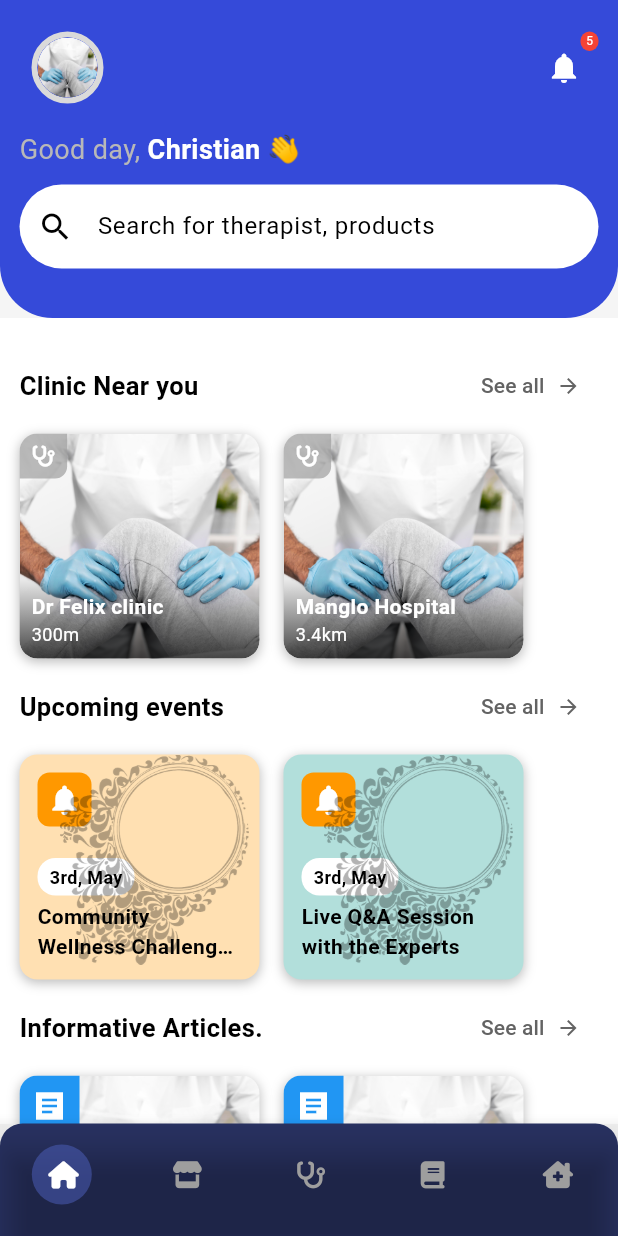
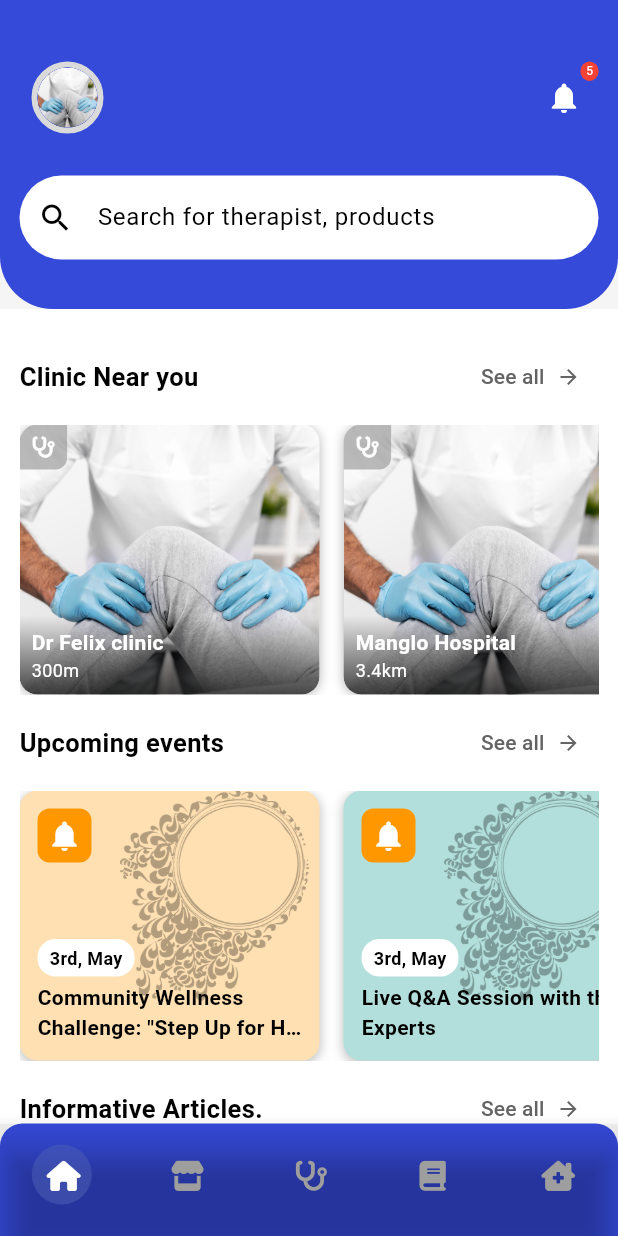
Before and after one commit to lotas1/physio-digital, a Flutter app: the screen it shows once a user with an empty profile is signed in, on a phone screen of 412 x 824 dp. Run offline on Flutter 3.47's test engine with Material 3 defaults, Android fonts, the light colour scheme and no system bars; our stand-ins replace firebase_auth, firebase_core, font_awesome_flutter, get, shared_preferences; accounts and stored records are empty.

Commit message:
done with login and sign up

```diff
--- a/lib/main.dart
+++ b/lib/main.dart
@@ -3,7 +3,7 @@ import 'package:flutter/material.dart';
 import 'package:get/get.dart';
 import 'package:physio_digital/auth/auth_gate.dart';
 import 'package:physio_digital/bindings/registration_binding.dart';
-// import 'package:physio_digital/controllers/home_controller.dart';
+import 'package:physio_digital/controllers/home_controller.dart';
 import 'package:physio_digital/firebase_options.dart';
 import 'package:physio_digital/themes/light_mode.dart';
 import 'package:physio_digital/view/clinics/clinic.dart';
@@ -24,7 +24,7 @@ class MyApp extends StatelessWidget {
   // This widget is the root of your application.
   @override
   Widget build(BuildContext context) {
-    // final HomeController homeController = Get.put(HomeController());
+    final HomeController homeController = Get.put(HomeController());
 
     return GetMaterialApp(
       debugShowCheckedModeBanner: false,
--- a/lib/themes/light_mode.dart
+++ b/lib/themes/light_mode.dart
@@ -7,5 +7,8 @@ ThemeData lightMode = ThemeData(
     secondary: Colors.grey.shade700,
     tertiary: Colors.red,
     inversePrimary: const Color.fromARGB(106, 53, 75, 217),
+
+    // deepSecondary: Colors.black,
+
   ),
 );
--- a/lib/view/home/buttom_bar.dart
+++ b/lib/view/home/buttom_bar.dart
@@ -15,13 +15,13 @@ class CustomBottomNavigationBar extends StatelessWidget {
 
   @override
   Widget build(BuildContext context) {
-    final HomeController homeController = Get.find();
+    final HomeController homeController = Get.find<HomeController>();
 
     return Obx(
       () =>  Container(
       height: 75.0,
-      decoration: const BoxDecoration(
-        color: Color.fromARGB(255, 41, 51, 100),
+      decoration: BoxDecoration(
+        color: Theme.of(context).colorScheme.primary,
         borderRadius: BorderRadius.only(
           topLeft: Radius.circular(15),
           topRight: Radius.circular(15),
@@ -71,7 +71,7 @@ class CustomBottomNavigationBar extends StatelessWidget {
             ),
           ],
           selectedItemColor: Colors.white,
-          unselectedItemColor: Colors.grey,
+          // unselectedItemColor: Colors.grey,
           backgroundColor: Colors.transparent,
           type: BottomNavigationBarType.fixed,
           showSelectedLabels: false,
@@ -109,7 +109,7 @@ class CustomIcon extends StatelessWidget {
           ),
         Icon(
           icon,
-          size: 18,
+          size: 20,
           color: isActive ? Colors.white : Colors.grey,
         ),
       ],
--- a/lib/view/home/clinic_near_you.dart
+++ b/lib/view/home/clinic_near_you.dart
@@ -53,7 +53,7 @@ class ClinicNearYou extends StatelessWidget {
 
   Widget _buildClinicList() {
     return SizedBox(
-      height: 150,
+      height: 180,
       child: ListView(
         scrollDirection: Axis.horizontal,
         children: [
@@ -72,15 +72,15 @@ class ClinicNearYou extends StatelessWidget {
         Get.to(const ClinicDetails());
       },
       child: Container(
-        width: 160,
+        width: 200,
         margin: const EdgeInsets.only(right: 16),
         decoration: BoxDecoration(
           borderRadius: BorderRadius.circular(12),
           boxShadow: const [
             BoxShadow(
               color: Colors.black26,
-              blurRadius: 6,
-              offset: Offset(0, 2),
+              blurRadius: 5,
+              offset: Offset(0, 1),
             ),
           ],
         ),
--- a/lib/view/home/home_page.dart
+++ b/lib/view/home/home_page.dart
@@ -45,13 +45,14 @@ class HomePageState extends State<HomePage> {
   Widget build(BuildContext context) {
     try {
       return Scaffold(
+
         backgroundColor: const Color(0xFFF5F5F5),
         body: SingleChildScrollView(
           child: Column(
             children: [
               Container(
-                decoration: const BoxDecoration(
-                  color: Color(0xFF354AD9),
+                decoration: BoxDecoration(
+                  color: Theme.of(context).colorScheme.primary,
                   borderRadius: BorderRadius.only(
                     bottomLeft: Radius.circular(35),
                     bottomRight: Radius.circular(35),
@@ -62,6 +63,7 @@ class HomePageState extends State<HomePage> {
                   child: Column(
                     crossAxisAlignment: CrossAxisAlignment.start,
                     children: [
+                      SizedBox(height: 20,),
                       Row(
                         crossAxisAlignment: CrossAxisAlignment.center,
                         children: [
@@ -130,25 +132,25 @@ class HomePageState extends State<HomePage> {
                       const SizedBox(
                         height: 10,
                       ),
-                      const Row(
-                        children: [
-                          Text.rich(
-                            TextSpan(
-                                text: "Good day, ",
-                                style: TextStyle(
-                                    fontSize: 18,
-                                    color: Color.fromARGB(255, 184, 184, 184)),
-                                children: [
-                                  TextSpan(
-                                    text: 'Christian 👋',
-                                    style: TextStyle(
-                                        fontWeight: FontWeight.bold,
-                                        color: Colors.white),
-                                  )
-                                ]),
-                          )
-                        ],
-                      ),
+                      // const Row(
+                      //   children: [
+                      //     Text.rich(
+                      //       TextSpan(
+                      //           text: "Good day, ",
+                      //           style: TextStyle(
+                      //               fontSize: 18,
+                      //               color: Color.fromARGB(255, 184, 184, 184)),
+                      //           children: [
+                      //             TextSpan(
+                      //               text: 'Christian 👋',
+                      //               style: TextStyle(
+                      //                   fontWeight: FontWeight.bold,
+                      //                   color: Colors.white),
+                      //             )
+                      //           ]),
+                      //     )
+                      //   ],
+                      // ),
                       const SizedBox(
                         height: 10,
                       ),
--- a/lib/view/home/informative_articles.dart
+++ b/lib/view/home/informative_articles.dart
@@ -53,7 +53,7 @@ class InformativeArticles extends StatelessWidget {
 
   Widget _buildArticleList() {
     return SizedBox(
-      height: 150,
+      height: 180,
       child: ListView(
         scrollDirection: Axis.horizontal,
         children: [
@@ -78,7 +78,7 @@ class InformativeArticles extends StatelessWidget {
         Get.to(const ViewArticlePage());
       },
       child: Container(
-        width: 160,
+        width: 200,
         margin: const EdgeInsets.only(right: 16),
         decoration: BoxDecoration(
           borderRadius: BorderRadius.circular(12),
--- a/lib/view/home/upcoming_events.dart
+++ b/lib/view/home/upcoming_events.dart
@@ -52,7 +52,7 @@ class UpcomingEvents extends StatelessWidget {
 
   Widget _buildEventList() {
     return SizedBox(
-      height: 150,
+      height: 180,
       child: ListView(
         scrollDirection: Axis.horizontal,
         children: [
@@ -77,7 +77,7 @@ class UpcomingEvents extends StatelessWidget {
         Get.to(const ViewArticlePage());
       },
       child: Container(
-        width: 160,
+        width: 200,
         margin: const EdgeInsets.only(right: 16),
         decoration: BoxDecoration(
           color: backgroundColor,
--- a/lib/view/notification/Notificaion_card.dart
+++ b/lib/view/notification/Notificaion_card.dart
@@ -1,7 +1,6 @@
 import 'package:flutter/material.dart';
 import 'package:get/get.dart';
 import 'package:physio_digital/view/notification/view_notificaion.dart';
-// import 'package:physio_consult/controllers/notificaion_controller.dart';
 
 class NotificationCard extends StatelessWidget {
   final IconData icon;
@@ -19,7 +18,6 @@ class NotificationCard extends StatelessWidget {
 
   @override
   Widget build(BuildContext context) {
-    // return GetBuilder<NotificationController>(builder: (ctrl) {
     try {
       return InkWell(
         onTap: () {
@@ -54,6 +52,5 @@ class NotificationCard extends StatelessWidget {
         ),
       );
     }
-    // });
   }
 }
--- a/lib/view/onbording/onboarding.dart
+++ b/lib/view/onbording/onboarding.dart
@@ -12,9 +12,6 @@ class OnboardingPage extends StatelessWidget {
 
   @override
   Widget build(BuildContext context) {
-    // return GetBuilder<OnboardingController>(
-    //   builder: (ctrl) {
-    //     try {
     return Scaffold(
       body: Stack(
         children: [
--- a/lib/view/onbording/registration/login.dart
+++ b/lib/view/onbording/registration/login.dart
@@ -31,7 +31,7 @@ class LoginPage extends StatelessWidget {
       showDialog(
         context: context,
         builder: (context) => AlertDialog(
-          title: Text(e.toString()),
+          title: Text('invalid email or password'),
         ),
       );
     }
--- a/lib/view/posts/view_post.dart
+++ b/lib/view/posts/view_post.dart
@@ -1,5 +1,4 @@
 import 'package:flutter/material.dart';
-// import 'package:font_awesome_flutter/font_awesome_flutter.dart';
 
 class ViewArticlePage extends StatelessWidget {
   const ViewArticlePage({super.key});
@@ -86,7 +85,6 @@ class ViewArticlePage extends StatelessWidget {
               height: 15,
             ),
             const Expanded(
-              child: SingleChildScrollView(
               child: Text(
                 'Your long article text goes here. It should be long enough to require scrolling. '
                 'This text will be scrollable and will be positioned under the image. '
@@ -125,7 +123,6 @@ class ViewArticlePage extends StatelessWidget {
                 'Sed pretium blandit orci. Ut eu diam at pede suscipit sodales.',
               ),
             ),
-            ),
             const SizedBox(height: 10),
           ],
         ),
--- a/lib/view/profile/profile_setting_section/profile_fields.dart
+++ b/lib/view/profile/profile_setting_section/profile_fields.dart
@@ -4,7 +4,11 @@ class ProfileField extends StatelessWidget {
   final String label;
   final String value;
 
-  const ProfileField({super.key, required this.label, required this.value});
+  const ProfileField({
+    super.key,
+    required this.label,
+    required this.value,
+  });
 
   @override
   Widget build(BuildContext context) {
--- a/lib/view/profile/user_profile.dart
+++ b/lib/view/profile/user_profile.dart
@@ -121,7 +121,7 @@ class UserProfile extends StatelessWidget {
                   ),
                 ],
               ),
-              child: const Column(
+              child: Column(
                 crossAxisAlignment: CrossAxisAlignment.stretch,
                 mainAxisAlignment: MainAxisAlignment.start,
                 children: [
```
Also changed, not shown: lib/auth/auth_service.dart (+42 -1 lines), lib/view/onbording/registration/sign_up.dart (+26 -2 lines), lib/view/products/product_details_view/buy_buttion.dart (+23 -16 lines), lib/view/profile/logout.dart (+13 -4 lines), lib/view/profile/profile_setting_section/edit_profile.dart (+29 -24 lines), lib/view/profile/profile_setting_section/view_profile.dart (+27 -19 lines), lib/view/profile/profile_setting_section/my_profile.dart (renamed from lib/view/profile/profile_setting_section/edit_form.dart). Lines whose indentation alone changed are shown as unchanged.
